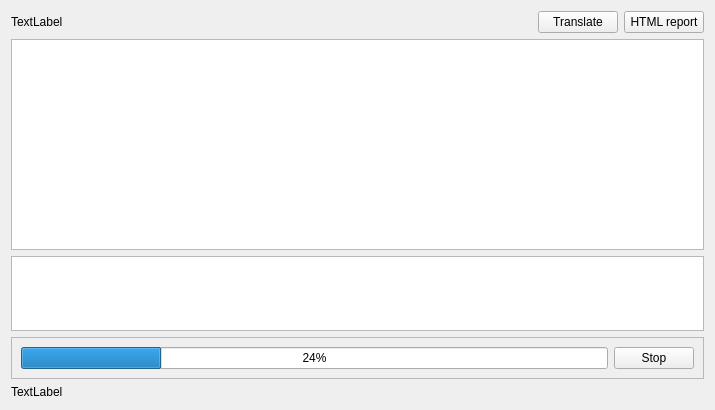
Before: the Qt Designer form utils/pixivindextab.ui in kernel1024/jpreader, drawn with Qt 5.
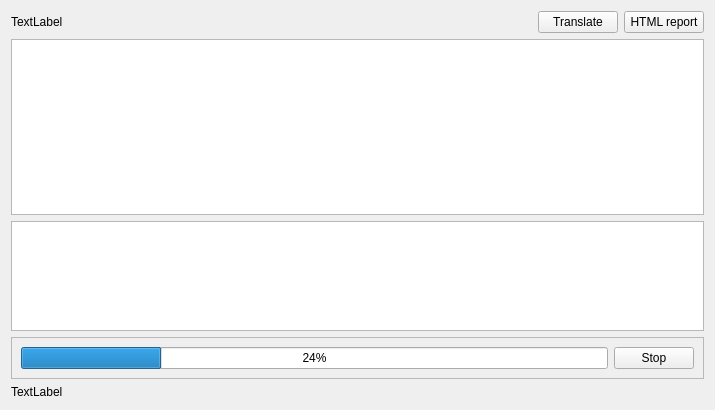
After: the same form once the commit is applied.

Commit message: Tags displaying with novel description in pixiv index tab.

Diff of the .ui file:
```diff
--- a/utils/pixivindextab.ui
+++ b/utils/pixivindextab.ui
@@ -73,7 +73,7 @@
      <property name="maximumSize">
       <size>
        <width>16777215</width>
-       <height>75</height>
+       <height>125</height>
       </size>
      </property>
     </widget>
```
The commit also changes 2 other files.
